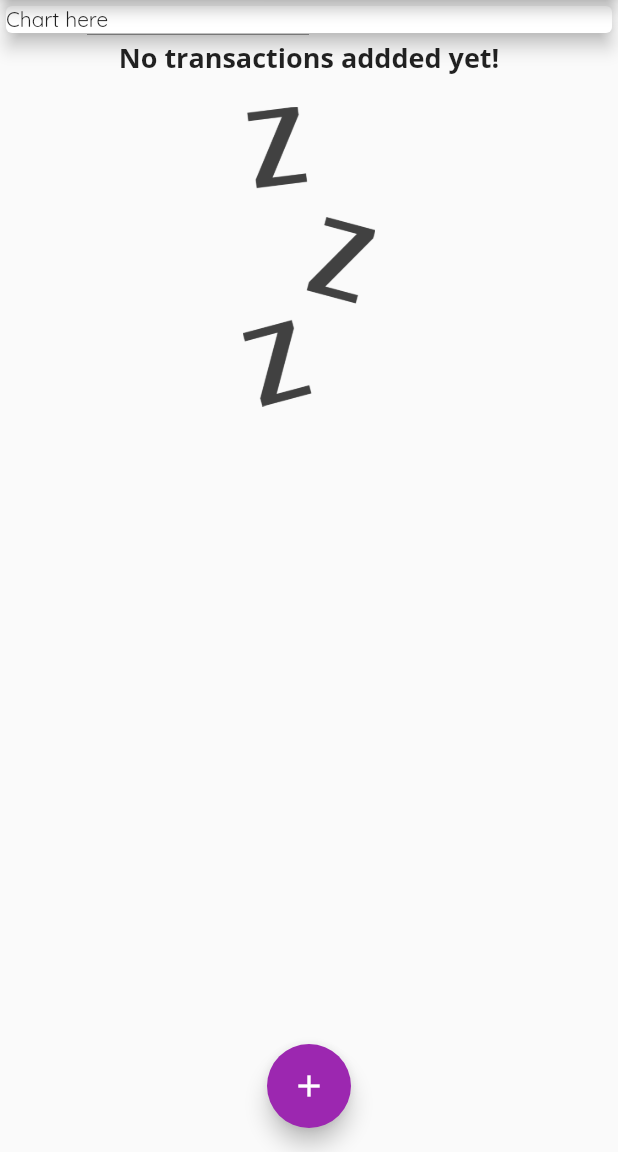
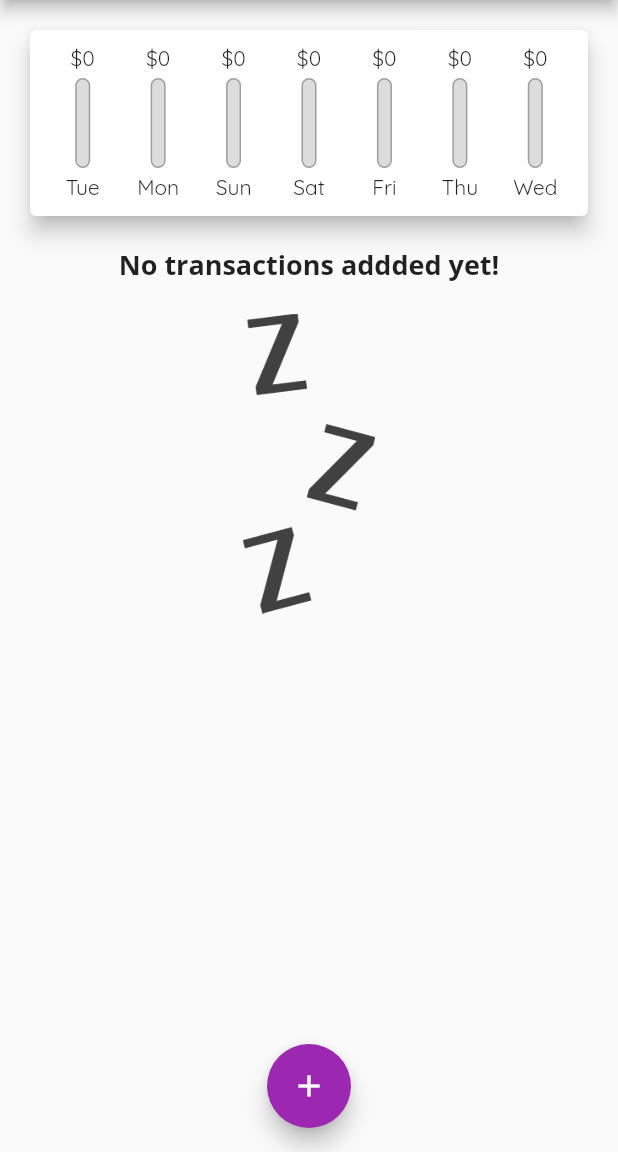
Before and after one commit to hanzosama/PersonalExpenseFlutter, a Flutter app: the screen it shows after launch, on a phone screen of 412 x 824 dp, the part 84-1236 px from its top. Run offline on Flutter 3.47's test engine with Material 2 defaults, Android fonts, the phone set to English and light mode, and no system bars.

Commit message:
Adding ListTile to transaction list widget.

```diff
--- a/lib/main.dart
+++ b/lib/main.dart
@@ -1,9 +1,10 @@
 // ignore_for_file: prefer_const_constructors, sized_box_for_whitespace, import_of_legacy_library_into_null_safe
 
 import 'package:flutter/material.dart';
-import 'package:personal_expenses_app/widgets/new_transaction.dart';
+import './widgets/chart.dart';
+import './widgets/new_transaction.dart';
 import './models/transaction.dart';
-import 'widgets/transaction_list.dart';
+import './widgets/transaction_list.dart';
 
 void main() => runApp(MyApp());
 
@@ -71,6 +72,12 @@ class _MyHomePageState extends State<MyHomePage> {
     });
   }
 
+  List<Transaction> get _recentTransactions {
+    return _userTransactions.where((tx) {
+      return tx.date.isAfter(DateTime.now().subtract(Duration(days: 7)));
+    }).toList();
+  }
+
   @override
   Widget build(BuildContext context) {
     return Scaffold(
@@ -89,13 +96,7 @@ class _MyHomePageState extends State<MyHomePage> {
           // mainAxisAlignment: MainAxisAlignment.spaceEvenly,
           crossAxisAlignment: CrossAxisAlignment.stretch,
           children: [
-            Container(
-              width: double.infinity,
-              child: Card(
-                child: Text('Chart here'),
-                elevation: 5,
-              ),
-            ),
+            Chart(_recentTransactions),
             TransactionList(
               _userTransactions,
             ),
--- /dev/null
+++ b/lib/widgets/chart.dart
@@ -0,0 +1,57 @@
+import 'package:flutter/material.dart';
+import 'package:intl/intl.dart';
+import './chart_bar.dart';
+import '../models/transaction.dart';
+
+class Chart extends StatelessWidget {
+  final List<Transaction> recentTransactions;
+
+  Chart(this.recentTransactions);
+
+  List<Map<String, Object>> get groupTransactionValues {
+    return List.generate(7, (index) {
+      final weekDay = DateTime.now().subtract(Duration(days: index));
+      var totalSum = 0.0;
+      for (var i = 0; i < recentTransactions.length; i++) {
+        if (recentTransactions[i].date.day == weekDay.day &&
+            recentTransactions[i].date.month == weekDay.month &&
+            recentTransactions[i].date.year == weekDay.year) {
+          totalSum += recentTransactions[i].amount;
+        }
+      }
+
+      return {'day': DateFormat.E().format(weekDay), 'amount': totalSum};
+    });
+  }
+
+  double get totalSpending {
+    return groupTransactionValues.fold(0.0, (previousValue, element) {
+      return previousValue + (element['amount'] as double);
+    });
+  }
+
+  @override
+  Widget build(BuildContext context) {
+    return Card(
+      elevation: 6,
+      margin: EdgeInsets.all(20),
+      child: Padding(
+        padding: EdgeInsets.all(10),
+        child: Row(
+          mainAxisAlignment: MainAxisAlignment.spaceAround,
+          children: groupTransactionValues.map((data) {
+            return Flexible(
+              fit: FlexFit.tight,
+              child: ChartBar(
+                  (data['day'] as String),
+                  (data['amount'] as double),
+                  totalSpending == 0.0
+                      ? 0.0
+                      : (data['amount'] as double) / totalSpending),
+            );
+          }).toList(),
+        ),
+      ),
+    );
+  }
+}
--- /dev/null
+++ b/lib/widgets/chart_bar.dart
@@ -0,0 +1,51 @@
+import 'package:flutter/material.dart';
+
+class ChartBar extends StatelessWidget {
+  final String label;
+  final double spendingAmount;
+  final double spendingPctOfTotal;
+
+  ChartBar(this.label, this.spendingAmount, this.spendingPctOfTotal);
+
+  @override
+  Widget build(BuildContext context) {
+    return Column(
+      children: [
+        FittedBox(child: Text('\$${spendingAmount.toStringAsFixed(0)}')),
+        SizedBox(
+          height: 4,
+        ),
+        Container(
+          height: 60,
+          width: 10,
+          child: Stack(children: [
+            Container(
+              decoration: BoxDecoration(
+                border: Border.all(
+                  color: Colors.grey,
+                  width: 1.0,
+                ),
+                color: Color.fromRGBO(220, 220, 220, 1),
+                borderRadius: BorderRadius.circular(10),
+              ),
+            ),
+            FractionallySizedBox(
+              heightFactor: spendingPctOfTotal,
+              child: Container(
+                  decoration: BoxDecoration(
+                color: Theme.of(context).primaryColor,
+                borderRadius: BorderRadius.circular(10),
+              )),
+            )
+          ]),
+        ),
+        SizedBox(
+          height: 4,
+        ),
+        Text(
+          label,
+        ),
+      ],
+    );
+  }
+}
--- a/lib/widgets/transaction_list.dart
+++ b/lib/widgets/transaction_list.dart
@@ -35,39 +35,30 @@ class TransactionList extends StatelessWidget {
           : ListView.builder(
               itemBuilder: (ctx, index) {
                 return Card(
-                  child: Row(children: [
-                    Container(
+                  elevation: 5,
                   margin: EdgeInsets.symmetric(
-                        vertical: 10,
-                        horizontal: 15,
+                    vertical: 8,
+                    horizontal: 5,
                   ),
-                      decoration: BoxDecoration(
-                          border: Border.all(
-                        color: Theme.of(context).primaryColor,
-                        width: 2,
-                      )),
-                      padding: EdgeInsets.all(10),
+                  child: ListTile(
+                    leading: CircleAvatar(
+                      radius: 30,
+                      child: Padding(
+                        padding: const EdgeInsets.all(6.0),
+                        child: FittedBox(
                           child: Text(
                             '\$${transactions[index].amount.toStringAsFixed(2)}',
-                        style: Theme.of(context).textTheme.titleMedium,
                           ),
                         ),
-                    Column(
-                        crossAxisAlignment: CrossAxisAlignment.start,
-                        mainAxisAlignment: MainAxisAlignment.spaceBetween,
-                        children: [
-                          Text(
+                      ),
+                    ),
+                    title: Text(
                       transactions[index].title,
                       style: Theme.of(context).textTheme.titleMedium,
                     ),
-                          Text(
-                            DateFormat()
-                                .add_yMMMEd()
-                                .format(transactions[index].date),
-                            style: TextStyle(color: Colors.grey),
-                          )
-                        ]),
-                  ]),
+                    subtitle: Text(
+                        DateFormat.yMMMd().format(transactions[index].date)),
+                  ),
                 );
               },
               itemCount: transactions.length,
```
Lines whose indentation alone changed are shown as unchanged.
